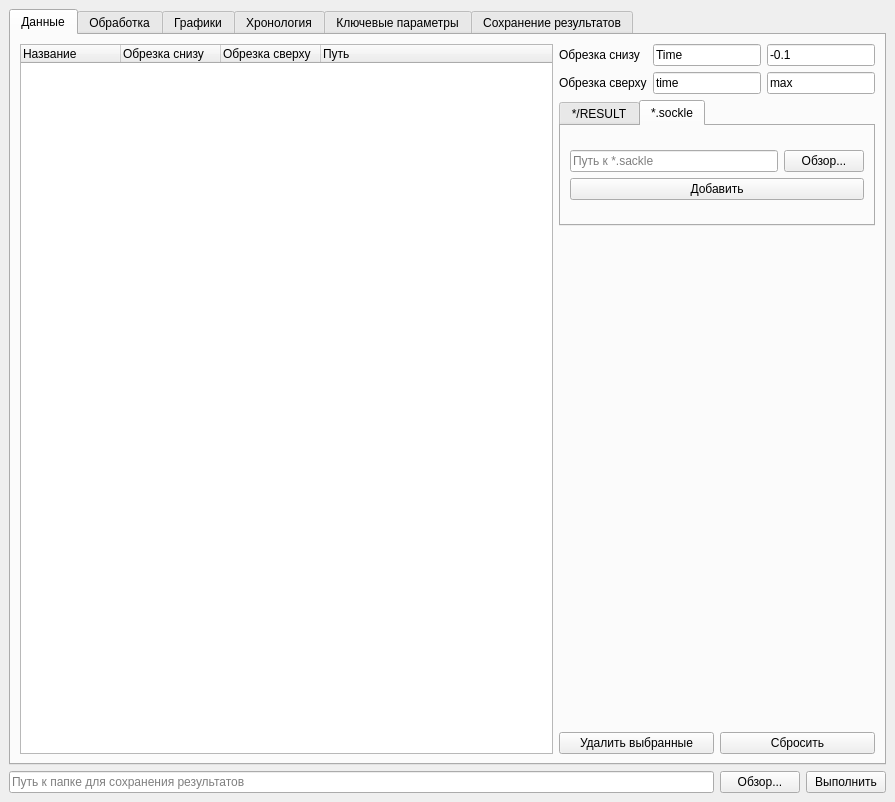
First picture: the form in main_window.ui, repository dimabasow/Socrat_eye, before the edit.
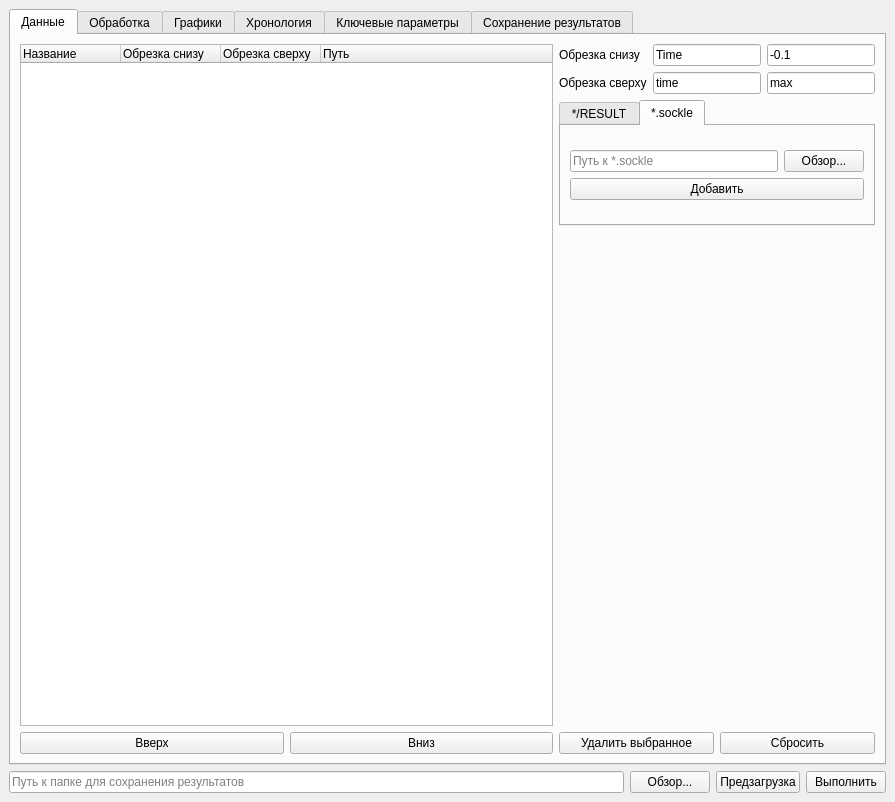
Second picture: the form after the edit. The open tabs and pages were chosen to show the change. Icons and pictures are not drawn.

```diff
--- a/main_window.ui
+++ b/main_window.ui
@@ -42,9 +42,11 @@
          <attribute name="title">
           <string>Данные</string>
          </attribute>
+         <layout class="QVBoxLayout" name="verticalLayout_38">
+          <item>
          <layout class="QHBoxLayout" name="horizontalLayout_22">
           <item>
-           <layout class="QHBoxLayout" name="horizontalLayout_21">
+             <layout class="QVBoxLayout" name="verticalLayout_11">
             <item>
              <widget class="QTreeWidget" name="treeWidget_calculations">
               <property name="sizePolicy">
@@ -127,6 +129,26 @@
              </widget>
             </item>
             <item>
+               <layout class="QHBoxLayout" name="horizontalLayout_21">
+                <item>
+                 <widget class="QPushButton" name="button_up_data">
+                  <property name="text">
+                   <string>Вверх</string>
+                  </property>
+                 </widget>
+                </item>
+                <item>
+                 <widget class="QPushButton" name="button_down_data">
+                  <property name="text">
+                   <string>Вниз</string>
+                  </property>
+                 </widget>
+                </item>
+               </layout>
+              </item>
+             </layout>
+            </item>
+            <item>
              <layout class="QVBoxLayout" name="verticalLayout_9">
               <item>
                <layout class="QHBoxLayout" name="horizontalLayout_6">
@@ -320,7 +342,7 @@
                          </sizepolicy>
                         </property>
                         <property name="placeholderText">
-                         <string>Путь к *.sackle</string>
+                         <string>Путь к *.sockle</string>
                         </property>
                        </widget>
                       </item>
@@ -388,7 +410,7 @@
                    </sizepolicy>
                   </property>
                   <property name="text">
-                   <string>Удалить выбранные</string>
+                   <string>Удалить выбранное</string>
                   </property>
                  </widget>
                 </item>
@@ -2023,6 +2045,13 @@
           </property>
          </widget>
         </item>
+        <item>
+         <widget class="QPushButton" name="button_pre_run">
+          <property name="text">
+           <string>Предзагрузка</string>
+          </property>
+         </widget>
+        </item>
         <item>
          <widget class="QPushButton" name="button_execute">
           <property name="text">
```
Left out of the diff: 12 changed lines with no effect on the pictures. Lines whose indentation alone changed are shown as unchanged.
